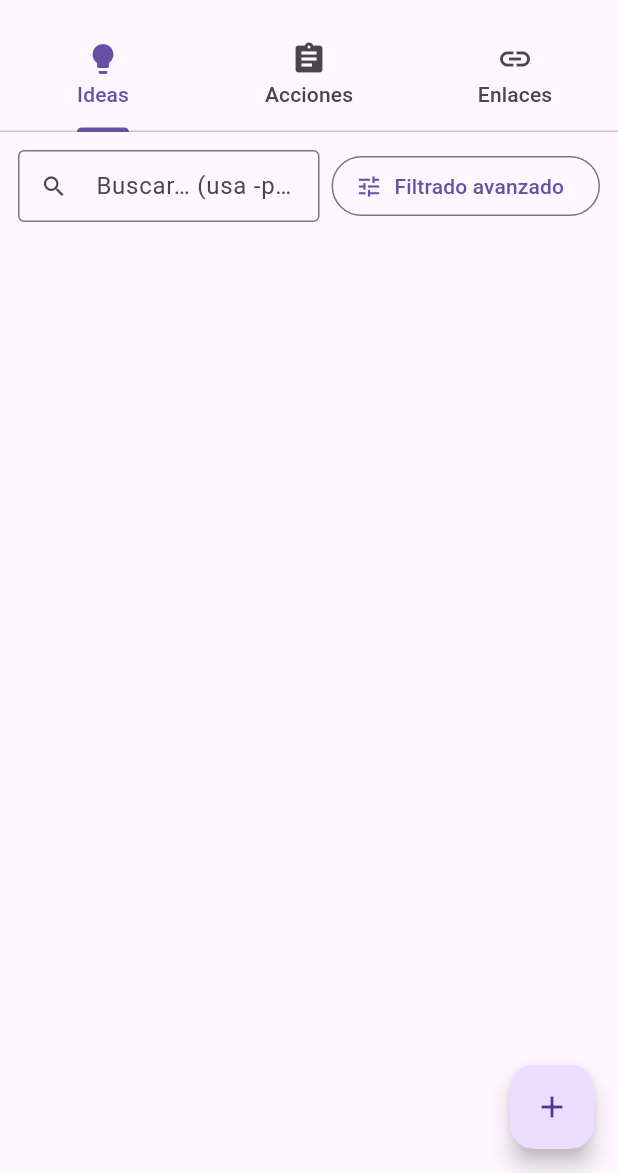
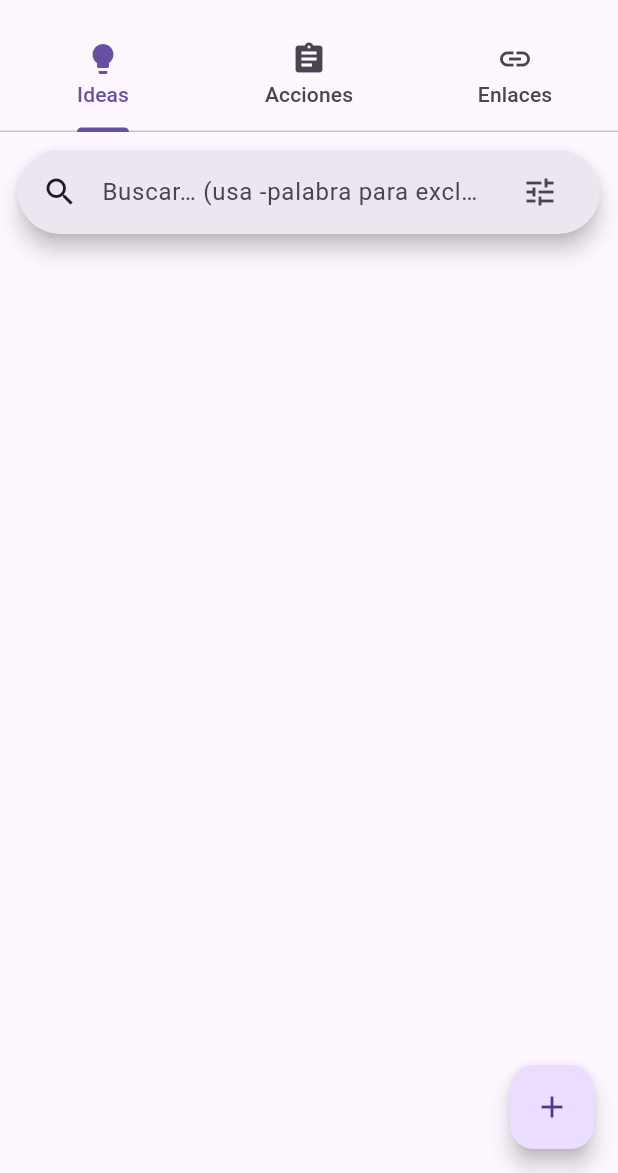
Before and after one commit to FrescoFresco/caosbox, a Flutter app: the screen it shows after launch, on a phone screen of 412 x 824 dp, the part 63-1236 px from its top. Run offline on Flutter 3.47's test engine with Material 3 defaults, Android fonts, the phone set to English and light mode, and no system bars.

Commit message:
Update generic_screen.dart

```diff
--- a/lib/ui/screens/generic_screen.dart
+++ b/lib/ui/screens/generic_screen.dart
@@ -10,8 +10,8 @@ import '../../search/search_engine.dart';
 class GenericScreen extends StatefulWidget {
   final Block block;
   final AppState state;
-  final SearchSpec spec;
-  final String quickQuery;
+  final SearchSpec spec;                 // filtros avanzados
+  final String quickQuery;               // texto de la lupa
   final ValueChanged<String> onQuickQuery;
   final Future<void> Function() onOpenFilters;
 
@@ -30,42 +30,79 @@ class GenericScreen extends StatefulWidget {
 
 class _GenericScreenState extends State<GenericScreen> with AutomaticKeepAliveClientMixin {
   final _ex = <String>{};
-  late final TextEditingController _q;
+  late final SearchController _sc; // <-- nativo Flutter M3
 
-  @override void initState() { super.initState(); _q = TextEditingController(text: widget.quickQuery); _q.addListener(()=>widget.onQuickQuery(_q.text)); }
-  @override void didUpdateWidget(covariant GenericScreen old) { super.didUpdateWidget(old); if (old.quickQuery!=widget.quickQuery && _q.text!=widget.quickQuery) { _q.text=widget.quickQuery; _q.selection=TextSelection.collapsed(offset:_q.text.length);} }
-  @override void dispose() { _q.dispose(); super.dispose(); }
+  @override
+  void initState() {
+    super.initState();
+    _sc = SearchController(text: widget.quickQuery);
+    // Menos código: escuchamos cambios del SearchController una sola vez
+    _sc.addListener(() => widget.onQuickQuery(_sc.text));
+  }
+
+  @override
+  void didUpdateWidget(covariant GenericScreen old) {
+    super.didUpdateWidget(old);
+    // Si quickQuery cambió “desde fuera”, sincronizamos el SearchController
+    if (old.quickQuery != widget.quickQuery && _sc.text != widget.quickQuery) {
+      _sc.text = widget.quickQuery;
+      _sc.selection = TextSelection.collapsed(offset: _sc.text.length);
+    }
+  }
+
+  @override
+  void dispose() {
+    _sc.dispose();
+    super.dispose();
+  }
+
   @override bool get wantKeepAlive => true;
 
-  @override Widget build(BuildContext ctx) {
+  @override
+  Widget build(BuildContext ctx) {
     super.build(ctx);
     final t = widget.block.type!;
     final src = widget.state.items(t);
-    final effective = _mergeQuick(widget.spec, _q.text);
+
+    final effective = _mergeQuick(widget.spec, _sc.text);
     final filtered  = applySearch(widget.state, src, effective);
 
     return Padding(
       padding: const EdgeInsets.all(12),
       child: Column(children: [
-        Row(children: [
-          Expanded(
-            child: TextField(
-              controller: _q,
-              decoration: const InputDecoration(
-                prefixIcon: Icon(Icons.search),
-                hintText: 'Buscar… (usa -palabra para excluir)',
-                isDense: true,
-                border: OutlineInputBorder(),
-              ),
+        // 🔎 Reemplazado por SearchAnchor.bar (nativo)
+        SearchAnchor.bar(
+          searchController: _sc,
+          barHintText: 'Buscar… (usa -palabra para excluir)',
+          // icono lupa y botón de filtros DENTRO de la barra (menos líneas/row)
+          barLeading: const Icon(Icons.search),
+          barTrailing: [
+            IconButton(
+              icon: const Icon(Icons.tune),
+              tooltip: 'Filtrado avanzado',
+              onPressed: () => widget.onOpenFilters(),
             ),
-          ),
-          const SizedBox(width: 8),
-          OutlinedButton.icon(
-            onPressed: widget.onOpenFilters,
-            icon: const Icon(Icons.tune),
-            label: const Text('Filtrado avanzado'),
-          ),
-        ]),
+            // botón clear ya viene integrado al escribir
+          ],
+          // Sugerencias nativas (overlay). Tomamos los 6 primeros resultados de la propia búsqueda.
+          suggestionsBuilder: (context, controller) {
+            final quick = controller.text;
+            final spec = _mergeQuick(widget.spec, quick);
+            final results = applySearch(widget.state, src, spec).take(6).toList();
+
+            return results.map((it) => ListTile(
+              leading: const Icon(Icons.history),
+              title: Text(it.text, maxLines: 1, overflow: TextOverflow.ellipsis),
+              subtitle: Text(it.id),
+              onTap: () {
+                // al tocar sugerencia, fijamos el texto (p.ej. ID) y cerramos overlay
+                controller.text = it.id;
+                widget.onQuickQuery(controller.text);
+                controller.closeView(it.id);
+              },
+            ));
+          },
+        ),
         const SizedBox(height: 8),
 
         Expanded(
@@ -90,6 +127,7 @@ class _GenericScreenState extends State<GenericScreen> with AutomaticKeepAliveCl
     );
   }
 
+  // Igual que antes: combinamos filtros avanzados + 🔎 rápida (tokens; -palabra = exclude)
   SearchSpec _mergeQuick(SearchSpec base, String q) {
     final parts = q.trim().isEmpty ? <String>[] : q.trim().split(RegExp(r'\s+'));
     final tokens = parts.map((p) {
```
